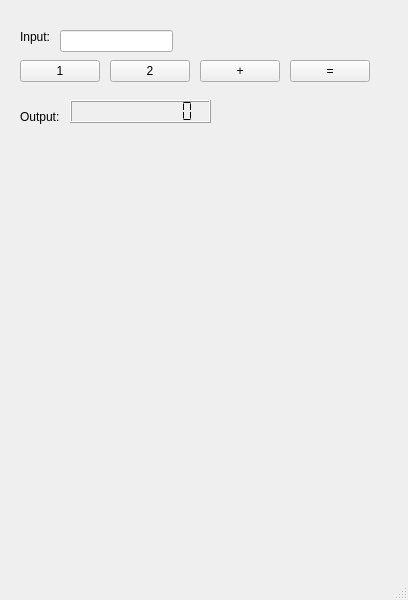
First picture: the form in src/example/components/main.ui, repository sonnlhe172043-byte/PLC_Assigment1, before the edit.
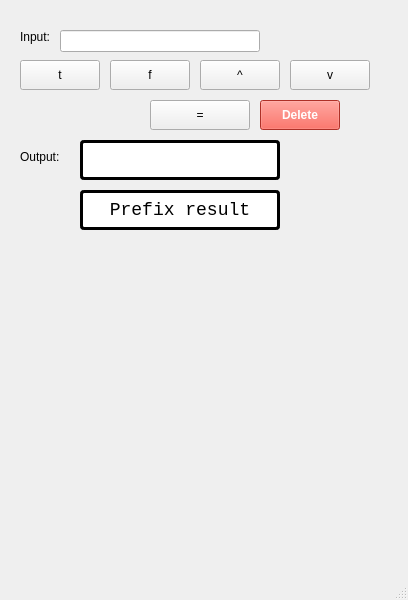
Second picture: the form after the edit.

```diff
--- a/src/example/components/main.ui
+++ b/src/example/components/main.ui
@@ -19,50 +19,12 @@
      <rect>
       <x>60</x>
       <y>30</y>
-      <width>113</width>
+      <width>200</width>
       <height>22</height>
      </rect>
     </property>
    </widget>
-   <widget class="QPushButton" name="button_1">
-    <property name="geometry">
-     <rect>
-      <x>20</x>
-      <y>60</y>
-      <width>80</width>
-      <height>22</height>
-     </rect>
-    </property>
-    <property name="text">
-     <string>1</string>
-    </property>
-   </widget>
-   <widget class="QPushButton" name="button_2">
-    <property name="geometry">
-     <rect>
-      <x>110</x>
-      <y>60</y>
-      <width>80</width>
-      <height>22</height>
-     </rect>
-    </property>
-    <property name="text">
-     <string>2</string>
-    </property>
-   </widget>
-   <widget class="QPushButton" name="button_plus">
-    <property name="geometry">
-     <rect>
-      <x>200</x>
-      <y>60</y>
-      <width>80</width>
-      <height>22</height>
-     </rect>
-    </property>
-    <property name="text">
-     <string>+</string>
-    </property>
-   </widget>
+
    <widget class="QLabel" name="input_label">
     <property name="geometry">
      <rect>
@@ -76,57 +38,172 @@
      <string>Input:</string>
     </property>
    </widget>
-   <widget class="QLabel" name="output_label">
+
+   <!-- t button -->
+   <widget class="QPushButton" name="button_t">
     <property name="geometry">
      <rect>
       <x>20</x>
-      <y>110</y>
-      <width>57</width>
-      <height>14</height>
+      <y>60</y>
+      <width>80</width>
+      <height>30</height>
      </rect>
     </property>
     <property name="text">
-     <string>Output:</string>
+     <string>t</string>
     </property>
    </widget>
-   <widget class="QLCDNumber" name="output_lcd">
+
+   <!-- f button -->
+   <widget class="QPushButton" name="button_f">
     <property name="geometry">
      <rect>
-      <x>70</x>
-      <y>100</y>
-      <width>141</width>
-      <height>23</height>
+      <x>110</x>
+      <y>60</y>
+      <width>80</width>
+      <height>30</height>
      </rect>
     </property>
-    <property name="smallDecimalPoint">
-     <bool>true</bool>
+    <property name="text">
+     <string>f</string>
     </property>
-    <property name="digitCount">
-     <number>9</number>
+   </widget>
+
+   <!-- AND -->
+   <widget class="QPushButton" name="button_and">
+    <property name="geometry">
+     <rect>
+      <x>200</x>
+      <y>60</y>
+      <width>80</width>
+      <height>30</height>
+     </rect>
     </property>
-    <property name="segmentStyle">
-     <enum>QLCDNumber::SegmentStyle::Flat</enum>
+    <property name="text">
+     <string>^</string>
     </property>
-    <property name="value" stdset="0">
-     <double>0.000000000000000</double>
-    </property>
-    <property name="intValue" stdset="0">
-     <number>0</number>
-    </property>
    </widget>
-   <widget class="QPushButton" name="button_equal">
+
+   <!-- OR -->
+   <widget class="QPushButton" name="button_or">
     <property name="geometry">
      <rect>
       <x>290</x>
       <y>60</y>
       <width>80</width>
-      <height>22</height>
+      <height>30</height>
+     </rect>
+    </property>
+    <property name="text">
+     <string>v</string>
+    </property>
+   </widget>
+
+   <!-- = calculate -->
+   <widget class="QPushButton" name="button_equal">
+    <property name="geometry">
+     <rect>
+      <x>150</x>
+      <y>100</y>
+      <width>100</width>
+      <height>30</height>
      </rect>
     </property>
     <property name="text">
      <string>=</string>
     </property>
    </widget>
+
+   <!-- Button Delete mới -->
+    <widget class="QPushButton" name="button_delete">
+        <property name="geometry">
+            <rect>
+            <x>260</x>
+            <y>100</y>
+            <width>80</width>
+            <height>30</height>
+            </rect>
+        </property>
+        <property name="text">
+            <string>Delete</string>
+        </property>
+        <property name="styleSheet">
+            <string>background-color: #f44336; color: white; font-weight: bold;</string>
+        </property>
+    </widget>
+
+   <widget class="QLabel" name="output_label">
+    <property name="geometry">
+     <rect>
+      <x>20</x>
+      <y>150</y>
+      <width>57</width>
+      <height>14</height>
+     </rect>
+    </property>
+    <property name="text">
+     <string>Output:</string>
+    </property>
+   </widget>
+
+   <!-- Sửa QLCDNumber thành QLabel để hiển thị t/f -->
+   <widget class="QLabel" name="output_text">
+    <property name="geometry">
+     <rect>
+      <x>80</x>
+      <y>140</y>
+      <width>200</width>
+      <height>40</height>
+     </rect>
+    </property>
+    <property name="text">
+     <string></string>
+    </property>
+    <property name="alignment">
+     <set>;Qt::AlignCenter</set>
+    </property>
+    <property name="styleSheet">
+     <string>
+       background-color: white;
+       color: black;
+       font-family: Consolas, monospace;
+       font-size: 18px;
+       border: 3px solid black;
+       border-radius: 4px;
+       padding: 5px;
+     </string>
+    </property>
+   </widget>
+
+   <!-- Prefix -->
+   <widget class="QLabel" name="Prefix">
+    <property name="geometry">
+     <rect>
+      <x>80</x>
+      <y>190</y>
+      <width>200</width>
+      <height>40</height>
+     </rect>
+    </property>
+    <property name="text">
+     <string>Prefix result</string>
+    </property>
+    <property name="alignment">
+     <set>Qt::AlignCenter</set>
+    </property>
+    <property name="styleSheet">
+     <string>
+       background-color: white;
+       color: black;
+       font-family: Consolas, monospace;
+       font-size: 18px;
+       border: 3px solid black;
+       border-radius: 4px;
+       padding: 5px;
+     </string>
+    </property>
+   </widget>
+
   </widget>
   <widget class="QMenuBar" name="menubar">
    <property name="geometry">
```
Left out of the diff: 16 changed lines with no effect on the pictures.
